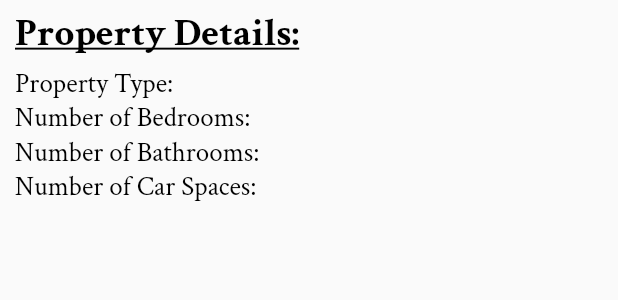
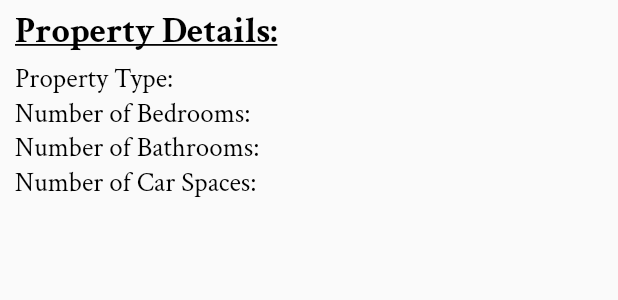
Before and after one commit to arunreddy10/Property-Finder, a Flutter app: the ProductDetailsWidget widget shown alone on an empty page, opened directly with empty values, on a phone screen of 412 x 824 dp. Shown: the top 300 px of the screen. Run offline on Flutter 3.47's test engine with Material 2 defaults, Android fonts, the phone set to English and light mode, and no system bars; our stand-ins replace carousel_slider, google_fonts, smooth_star_rating; network calls fail.

Commit message:
Minor refactoring

```diff
--- /dev/null
+++ b/database/Database.json
@@ -0,0 +1,6 @@
+[
+    {
+        "city": "london",
+        "file": "London.json"
+    }
+]
--- a/lib/widgets/ProductDetailsWidget.dart
+++ b/lib/widgets/ProductDetailsWidget.dart
@@ -15,7 +15,7 @@ class ProductDetailsWidget extends StatelessWidget {
         margin: EdgeInsets.only( left: 10, right: 10, bottom: 5),
         child: Text('Property Details:',
           textAlign: TextAlign.left,
-          style: GoogleFonts.crimsonText(textStyle: TextStyle(color: Colors.black, fontSize: 26.0,fontWeight: FontWeight.bold, decoration: TextDecoration.underline))
+          style: GoogleFonts.crimsonText(textStyle: TextStyle(color: Colors.black, fontSize: 24.0,fontWeight: FontWeight.bold, decoration: TextDecoration.underline))
         )
       )
     );
--- a/lib/widgets/ProductPriceWidget.dart
+++ b/lib/widgets/ProductPriceWidget.dart
@@ -17,7 +17,7 @@ class ProductPriceWidget extends StatelessWidget {
           children: <Widget>[
             Text('Price: \n' + itemPrice,
               textAlign: TextAlign.left,
-              style: GoogleFonts.libreBaskerville(textStyle: TextStyle(color: Colors.blue, fontSize: 25.0, fontWeight: FontWeight.bold))
+              style: GoogleFonts.libreBaskerville(textStyle: TextStyle(color: Colors.blue, fontSize: 24.0, fontWeight: FontWeight.bold))
             ),
             Container(
               margin: EdgeInsets.only(top: 5),
--- a/pubspec.yaml
+++ b/pubspec.yaml
@@ -20,6 +20,7 @@ dependencies:
   smooth_star_rating: 1.0.3
   carousel_slider: ^1.3.0
   google_fonts:
+  flutter_cache_manager: 1.1.3
   flutter:
     sdk: flutter
 
@@ -47,6 +48,8 @@ flutter:
   # To add assets to your application, add an assets section, like this:
   assets:
     - images/house.png
+    - database/Database.json
+    - database/London.json
 
   # An image asset can refer to one or more resolution-specific "variants", see
   # https://flutter.dev/assets-and-images/#resolution-aware.
```
Also changed, not shown: lib/util/CacheManager.dart (deleted), pubspec.lock.
